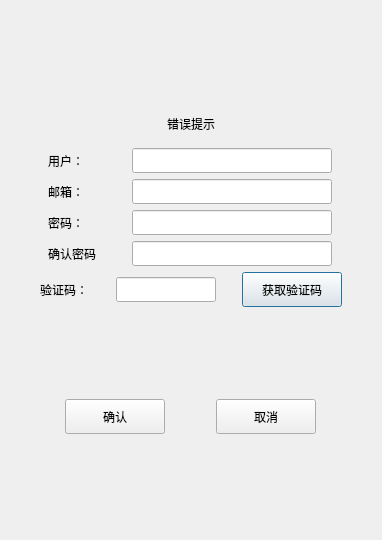
Old version of the form registerdialog.ui in the repository blapapple/pChat.
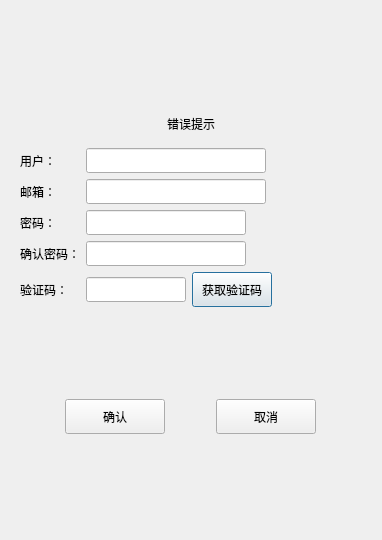
New version of the form. Custom widgets are drawn as their Qt base class.

Commit message: (1)添加了clickedlabel类实现自定义label功能，实现密码的隐藏和显示 (2)添加了resetdialog用于实现重置密码功能，但与registerdialog有很多重合，之后可以考虑抽象一层出来复用 (3)添加了注册后自动返回登录页面的功能 (4)添加了timerbtn用于实现发送验证码间隔时间功能 [clickedlabel][timerbtn][registerdialog]

```diff
--- a/registerdialog.ui
+++ b/registerdialog.ui
@@ -73,7 +73,7 @@
              </property>
              <property name="minimumSize">
               <size>
-               <width>0</width>
+               <width>60</width>
                <height>25</height>
               </size>
              </property>
@@ -83,9 +83,15 @@
                <height>25</height>
               </size>
              </property>
+             <property name="layoutDirection">
+              <enum>Qt::LeftToRight</enum>
+             </property>
              <property name="text">
               <string>用户：</string>
              </property>
+             <property name="textFormat">
+              <enum>Qt::AutoText</enum>
+             </property>
              <property name="alignment">
               <set>Qt::AlignLeading|Qt::AlignLeft|Qt::AlignVCenter</set>
              </property>
@@ -95,7 +101,7 @@
             <widget class="QLineEdit" name="editUserReg">
              <property name="minimumSize">
               <size>
-               <width>200</width>
+               <width>180</width>
                <height>25</height>
               </size>
              </property>
@@ -107,6 +113,19 @@
              </property>
             </widget>
            </item>
+           <item>
+            <spacer name="horizontalSpacer_3">
+             <property name="orientation">
+              <enum>Qt::Horizontal</enum>
+             </property>
+             <property name="sizeHint" stdset="0">
+              <size>
+               <width>40</width>
+               <height>20</height>
+              </size>
+             </property>
+            </spacer>
+           </item>
           </layout>
          </item>
          <item>
@@ -115,7 +134,7 @@
             <widget class="QLabel" name="labelEmailReg">
              <property name="minimumSize">
               <size>
-               <width>0</width>
+               <width>60</width>
                <height>25</height>
               </size>
              </property>
@@ -134,7 +153,7 @@
             <widget class="QLineEdit" name="editEmailReg">
              <property name="minimumSize">
               <size>
-               <width>0</width>
+               <width>180</width>
                <height>25</height>
               </size>
              </property>
@@ -146,6 +165,19 @@
              </property>
             </widget>
            </item>
+           <item>
+            <spacer name="horizontalSpacer_4">
+             <property name="orientation">
+              <enum>Qt::Horizontal</enum>
+             </property>
+             <property name="sizeHint" stdset="0">
+              <size>
+               <width>40</width>
+               <height>20</height>
+              </size>
+             </property>
+            </spacer>
+           </item>
           </layout>
          </item>
          <item>
@@ -154,7 +186,7 @@
             <widget class="QLabel" name="labelPasswdReg">
              <property name="minimumSize">
               <size>
-               <width>0</width>
+               <width>60</width>
                <height>25</height>
               </size>
              </property>
@@ -173,18 +205,50 @@
             <widget class="QLineEdit" name="editPasswdReg">
              <property name="minimumSize">
               <size>
-               <width>0</width>
+               <width>160</width>
                <height>25</height>
               </size>
              </property>
              <property name="maximumSize">
               <size>
-               <width>200</width>
+               <width>175</width>
                <height>25</height>
               </size>
              </property>
             </widget>
            </item>
+           <item>
+            <widget class="ClickedLabel" name="labelPasswdVisible_reg">
+             <property name="minimumSize">
+              <size>
+               <width>20</width>
+               <height>20</height>
+              </size>
+             </property>
+             <property name="maximumSize">
+              <size>
+               <width>20</width>
+               <height>20</height>
+              </size>
+             </property>
+             <property name="text">
+              <string/>
+             </property>
+            </widget>
+           </item>
+           <item>
+            <spacer name="horizontalSpacer_5">
+             <property name="orientation">
+              <enum>Qt::Horizontal</enum>
+             </property>
+             <property name="sizeHint" stdset="0">
+              <size>
+               <width>40</width>
+               <height>20</height>
+              </size>
+             </property>
+            </spacer>
+           </item>
           </layout>
          </item>
          <item>
@@ -193,7 +257,7 @@
             <widget class="QLabel" name="labelPasswdConfirmReg">
              <property name="minimumSize">
               <size>
-               <width>0</width>
+               <width>60</width>
                <height>25</height>
               </size>
              </property>
@@ -212,18 +276,50 @@
             <widget class="QLineEdit" name="editPasswdConfirmReg">
              <property name="minimumSize">
               <size>
-               <width>0</width>
+               <width>160</width>
                <height>25</height>
               </size>
              </property>
              <property name="maximumSize">
               <size>
-               <width>200</width>
+               <width>175</width>
                <height>25</height>
               </size>
              </property>
             </widget>
            </item>
+           <item>
+            <widget class="ClickedLabel" name="labelPasswdConfirmVisible_reg">
+             <property name="minimumSize">
+              <size>
+               <width>20</width>
+               <height>20</height>
+              </size>
+             </property>
+             <property name="maximumSize">
+              <size>
+               <width>20</width>
+               <height>20</height>
+              </size>
+             </property>
+             <property name="text">
+              <string/>
+             </property>
+            </widget>
+           </item>
+           <item>
+            <spacer name="horizontalSpacer_6">
+             <property name="orientation">
+              <enum>Qt::Horizontal</enum>
+             </property>
+             <property name="sizeHint" stdset="0">
+              <size>
+               <width>40</width>
+               <height>20</height>
+              </size>
+             </property>
+            </spacer>
+           </item>
           </layout>
          </item>
          <item>
@@ -232,7 +328,7 @@
             <widget class="QLabel" name="labelVerifyCode_reg">
              <property name="minimumSize">
               <size>
-               <width>0</width>
+               <width>60</width>
                <height>25</height>
               </size>
              </property>
@@ -251,7 +347,7 @@
             <widget class="QLineEdit" name="editVerifyCode_reg">
              <property name="minimumSize">
               <size>
-               <width>0</width>
+               <width>100</width>
                <height>25</height>
               </size>
              </property>
@@ -273,7 +369,7 @@
              </property>
              <property name="maximumSize">
               <size>
-               <width>100</width>
+               <width>80</width>
                <height>35</height>
               </size>
              </property>
@@ -282,6 +378,19 @@
              </property>
             </widget>
            </item>
+           <item>
+            <spacer name="horizontalSpacer_7">
+             <property name="orientation">
+              <enum>Qt::Horizontal</enum>
+             </property>
+             <property name="sizeHint" stdset="0">
+              <size>
+               <width>40</width>
+               <height>20</height>
+              </size>
+             </property>
+            </spacer>
+           </item>
           </layout>
          </item>
          <item>
@@ -361,6 +470,18 @@
    </item>
   </layout>
  </widget>
+ <customwidgets>
+  <customwidget>
+   <class>TimerBtn</class>
+   <extends>QPushButton</extends>
+   <header>timerbtn.h</header>
+  </customwidget>
+  <customwidget>
+   <class>ClickedLabel</class>
+   <extends>QLabel</extends>
+   <header>clickedlabel.h</header>
+  </customwidget>
+ </customwidgets>
  <resources/>
  <connections/>
 </ui>
```
Left out of the diff: 129 changed lines with no effect on the pictures. The commit also changes 74 other files.
